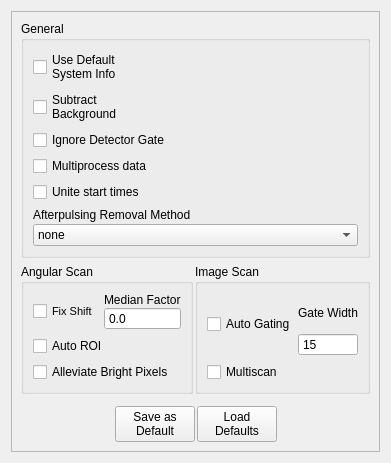
Before: the Qt Designer form gui/optionswindow.ui in Th3Tr00p3r/gSTED-sFCS, drawn with Qt 5.
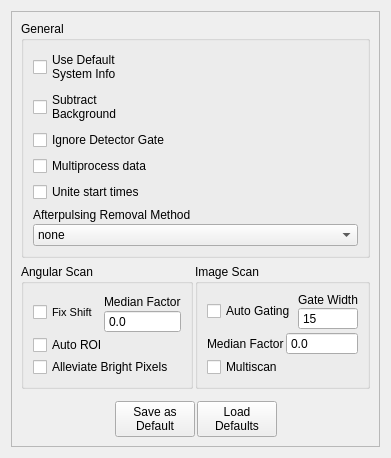
After: the same form once the commit is applied.

Commit message: Added GUI control over median fraction for lifetime images

```diff
--- a/gui/optionswindow.ui
+++ b/gui/optionswindow.ui
@@ -7,7 +7,7 @@
     <x>0</x>
     <y>0</y>
     <width>362</width>
-    <height>432</height>
+    <height>424</height>
    </rect>
   </property>
   <property name="windowTitle">
@@ -131,6 +131,9 @@
            <string>Angular Scan</string>
           </property>
           <layout class="QVBoxLayout" name="verticalLayout_5">
+           <property name="spacing">
+            <number>2</number>
+           </property>
            <item>
             <layout class="QHBoxLayout" name="horizontalLayout_3">
              <property name="spacing">
@@ -215,6 +218,9 @@
            <string>Image Scan</string>
           </property>
           <layout class="QVBoxLayout" name="verticalLayout_6">
+           <property name="spacing">
+            <number>2</number>
+           </property>
            <item>
             <layout class="QHBoxLayout" name="horizontalLayout_2">
              <property name="spacing">
@@ -263,6 +269,39 @@
              </item>
             </layout>
            </item>
+           <item>
+            <layout class="QHBoxLayout" name="horizontalLayout_4">
+             <property name="spacing">
+              <number>2</number>
+             </property>
+             <item>
+              <widget class="QLabel" name="label_4">
+               <property name="text">
+                <string>Median Factor</string>
+               </property>
+              </widget>
+             </item>
+             <item>
+              <widget class="QDoubleSpinBox" name="ImgMedFac">
+               <property name="buttonSymbols">
+                <enum>QAbstractSpinBox::NoButtons</enum>
+               </property>
+               <property name="decimals">
+                <number>1</number>
+               </property>
+               <property name="minimum">
+                <double>0.000000000000000</double>
+               </property>
+               <property name="maximum">
+                <double>5.000000000000000</double>
+               </property>
+               <property name="singleStep">
+                <double>0.100000000000000</double>
+               </property>
+              </widget>
+             </item>
+            </layout>
+           </item>
            <item>
             <widget class="QCheckBox" name="ImgMultiScan">
              <property name="toolTip">
```
The commit also changes 4 other files.
